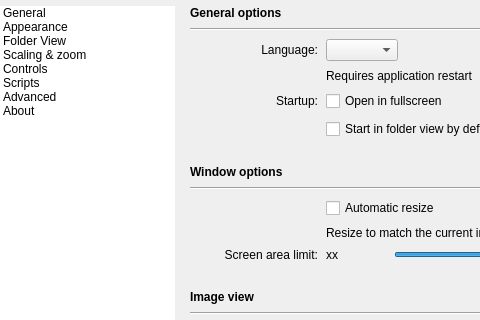
The window that qimgv/gui/dialogs/settingsdialog.ui (do-i/thumbgrid) describes before a commit, drawn with Qt 5; both pictures show x 0 to 480 and y 0 to 320 of the 735 by 707 pixel window.
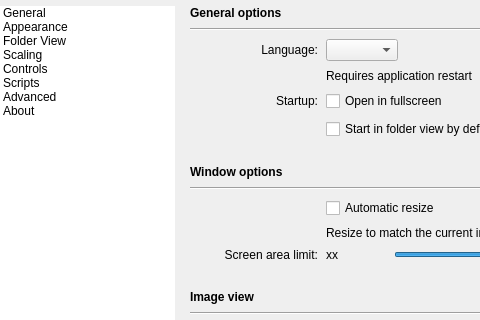
The same window after the commit. Custom widgets are drawn as their Qt base class.

Diff of the .ui file:
```diff
--- a/qimgv/gui/dialogs/settingsdialog.ui
+++ b/qimgv/gui/dialogs/settingsdialog.ui
@@ -181,7 +181,7 @@
          </item>
          <item>
           <property name="text">
-           <string>Scaling &amp; zoom</string>
+           <string>Scaling</string>
           </property>
          </item>
          <item>
```
Left out of the diff: 2 changed lines with no effect on the pictures.
